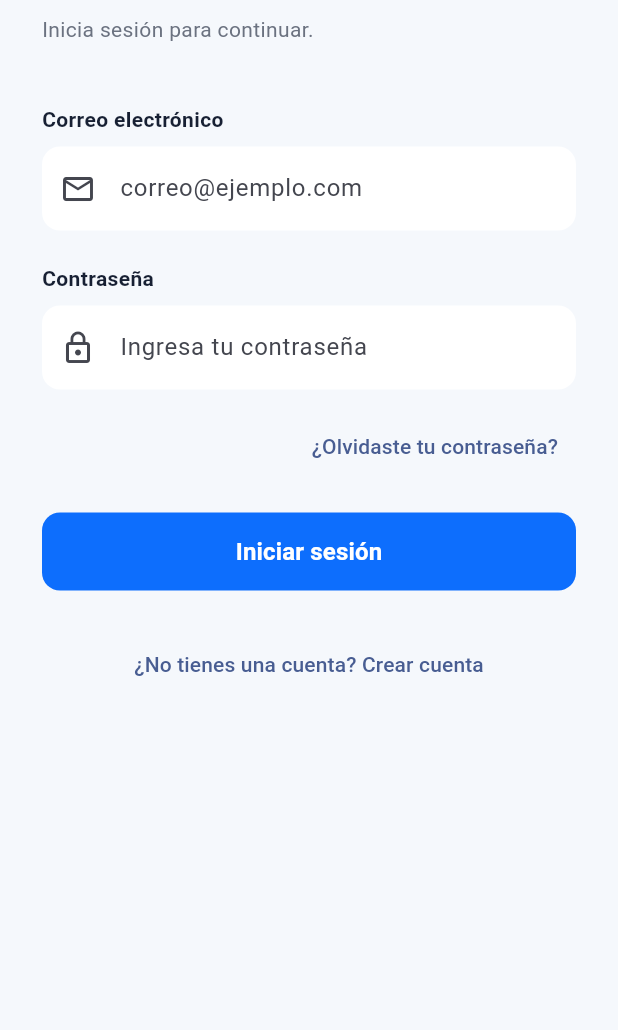
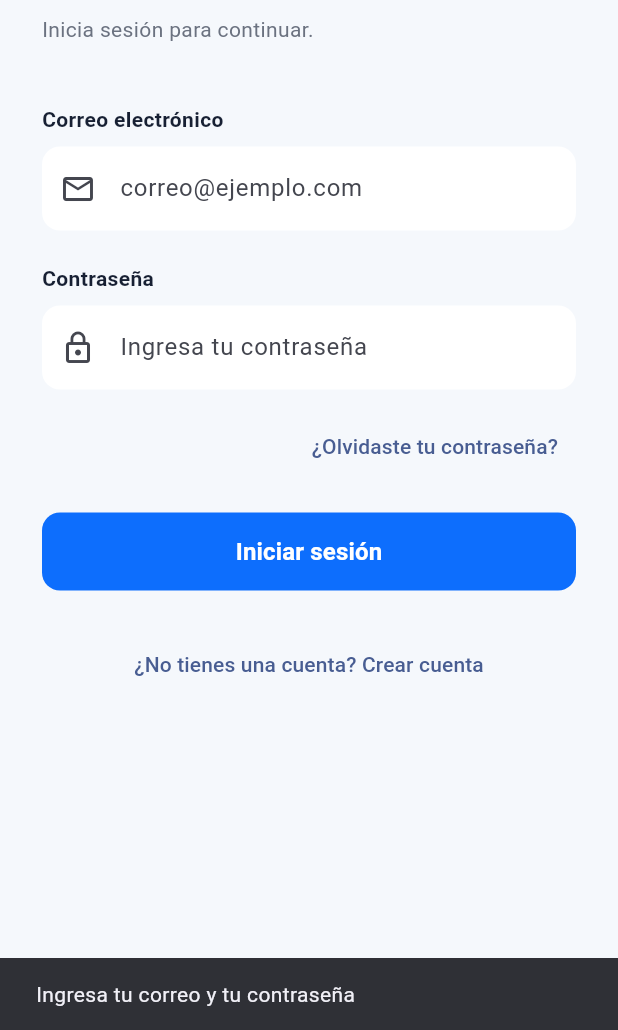
Before and after one commit to Alexander-RV/ofix_app, a Flutter app: the OfixLoginPage screen opened directly, after a tap on "Iniciar sesión", on a phone screen of 412 x 824 dp, the part 206-1236 px from its top. Run offline on Flutter 3.47's test engine with Material 3 defaults, Android fonts, the phone set to English and light mode, and no system bars; our stand-ins replace shared_preferences; accounts and stored records are empty.

Commit message:
feat(app): para inicio de sesion se verifica si hubo algun error al ingresar

```diff
--- a/lib/main.dart
+++ b/lib/main.dart
@@ -27,6 +27,7 @@ class OfixApp extends StatelessWidget {
           settings.name ?? '/',
         );
 
+        // Enlace del correo de recuperación de contraseña.
         if (uri != null &&
             uri.path == '/reset-password') {
           final token = uri.queryParameters['token'];
@@ -48,6 +49,7 @@ class OfixApp extends StatelessWidget {
     );
   }
 }
+
 // Bienvenida
 class OfixWelcomePage extends StatelessWidget {
   const OfixWelcomePage({super.key});
@@ -148,7 +150,7 @@ class OfixWelcomePage extends StatelessWidget {
 
                 const SizedBox(height: 45),
 
-                // Iniciar sesión
+                // Iniciar sesión (solo abre la pantalla de login)
                 SizedBox(
                   width: double.infinity,
                   child: ElevatedButton(
@@ -181,6 +183,8 @@ class OfixWelcomePage extends StatelessWidget {
                         context,
                         MaterialPageRoute(builder: (_) => const RegisterPage()),
                       );
+
+                      // Si se registró, lo llevamos al login.
                       if (creada == true && context.mounted) {
                         Navigator.push(
                           context,
@@ -231,6 +235,9 @@ class _OfixLoginPageState extends State<OfixLoginPage> {
 
   final TextEditingController passwordController = TextEditingController();
 
+  // true mientras se espera la respuesta del servidor.
+  bool cargando = false;
+
   // Libera los controllers.
   @override
   void dispose() {
@@ -240,6 +247,7 @@ class _OfixLoginPageState extends State<OfixLoginPage> {
     super.dispose();
   }
 
+  // Según el rol guardado en el login, abre el inicio que corresponde.
   Future<void> _irAlHome() async {
     final prefs = await SharedPreferences.getInstance();
 
@@ -263,6 +271,78 @@ class _OfixLoginPageState extends State<OfixLoginPage> {
           builder: (_) => const ClientHomePage(),
         ),
       );
+    }
+  }
+
+  // Valida los campos, llama al backend y muestra el mensaje adecuado.
+  Future<void> _iniciarSesion() async {
+    final email = emailController.text.trim();
+    final password = passwordController.text;
+    final messenger = ScaffoldMessenger.of(context);
+
+    // Validación local antes de llamar al servidor.
+    if (email.isEmpty || password.isEmpty) {
+      messenger.showSnackBar(
+        const SnackBar(
+          content: Text('Ingresa tu correo y tu contraseña'),
+        ),
+      );
+      return;
+    }
+
+    setState(() {
+      cargando = true;
+    });
+
+    try {
+      final resultado = await ApiService.login(email, password);
+
+      if (!mounted) {
+        return;
+      }
+
+      final codigo = resultado['statusCode'];
+
+      // Login correcto: entramos al inicio.
+      if (codigo == 200) {
+        await _irAlHome();
+        return;
+      }
+
+      // 401 = credenciales malas, 400 = cuenta suspendida o datos inválidos.
+      // En ambos casos el backend manda el texto en "mensaje".
+      final data = resultado['data'];
+      String mensaje;
+
+      if ((codigo == 401 || codigo == 400) &&
+          data is Map &&
+          data['mensaje'] != null) {
+        mensaje = data['mensaje'].toString();
+      } else {
+        mensaje = 'Ocurrió un problema en el servidor. Inténtalo de nuevo.';
+      }
+
+      messenger.showSnackBar(SnackBar(content: Text(mensaje)));
+    } catch (_) {
+      // Sin conexión o servidor apagado.
+      if (!mounted) {
+        return;
+      }
+
+      messenger.showSnackBar(
+        const SnackBar(
+          content: Text(
+            'No se pudo conectar con el servidor. Revisa tu conexión.',
+          ),
+        ),
+      );
+    } finally {
+      // Siempre se vuelve a habilitar el botón.
+      if (mounted) {
+        setState(() {
+          cargando = false;
+        });
+      }
     }
   }
 
@@ -342,6 +422,13 @@ class _OfixLoginPageState extends State<OfixLoginPage> {
                 TextField(
                   controller: passwordController,
                   obscureText: true,
+                  // Enter en el teclado también inicia sesión.
+                  textInputAction: TextInputAction.done,
+                  onSubmitted: (_) {
+                    if (!cargando) {
+                      _iniciarSesion();
+                    }
+                  },
                   decoration: InputDecoration(
                     hintText: 'Ingresa tu contraseña',
                     prefixIcon: const Icon(
@@ -377,42 +464,27 @@ class _OfixLoginPageState extends State<OfixLoginPage> {
 
                 const SizedBox(height: 20),
 
-                // Botón iniciar sesión
+                // Botón iniciar sesión (con spinner mientras carga)
                 SizedBox(
                   width: double.infinity,
                   child: ElevatedButton(
-                    onPressed: () async {
-                      final email = emailController.text.trim();
-                      final password = passwordController.text;
-
-                      final messenger = ScaffoldMessenger.of(context);
-
-                      final resultado =
-                          await ApiService.login(email, password);
-
-                      if (!mounted) {
-                        return;
-                      }
-
-                      if (resultado['statusCode'] == 200) {
-                        _irAlHome();
-                      } else {
-                        messenger.showSnackBar(
-                          const SnackBar(
-                            content: Text(
-                              'Correo o contraseña incorrectos',
+                    onPressed: cargando ? null : _iniciarSesion,
+                    child: cargando
+                        ? const SizedBox(
+                            width: 22,
+                            height: 22,
+                            child: CircularProgressIndicator(
+                              strokeWidth: 2.5,
+                              color: Colors.white,
+                            ),
+                          )
+                        : const Text(
+                            'Iniciar sesión',
+                            style: TextStyle(
+                              fontSize: 16,
+                              fontWeight: FontWeight.bold,
                             ),
                           ),
-                        );
-                      }
-                    },
-                    child: const Text(
-                      'Iniciar sesión',
-                      style: TextStyle(
-                        fontSize: 16,
-                        fontWeight: FontWeight.bold,
-                      ),
-                    ),
                   ),
                 ),
 
--- a/lib/services/api_service.dart
+++ b/lib/services/api_service.dart
@@ -21,7 +21,10 @@ class ApiService {
       }),
     );
 
-    final data = jsonDecode(response.body);
+    final cuerpo = response.body.trim();
+    final data = cuerpo.isEmpty
+        ? <String, dynamic>{}
+        : jsonDecode(cuerpo);
 
     if (response.statusCode == 200) {
       final prefs = await SharedPreferences.getInstance();
```
